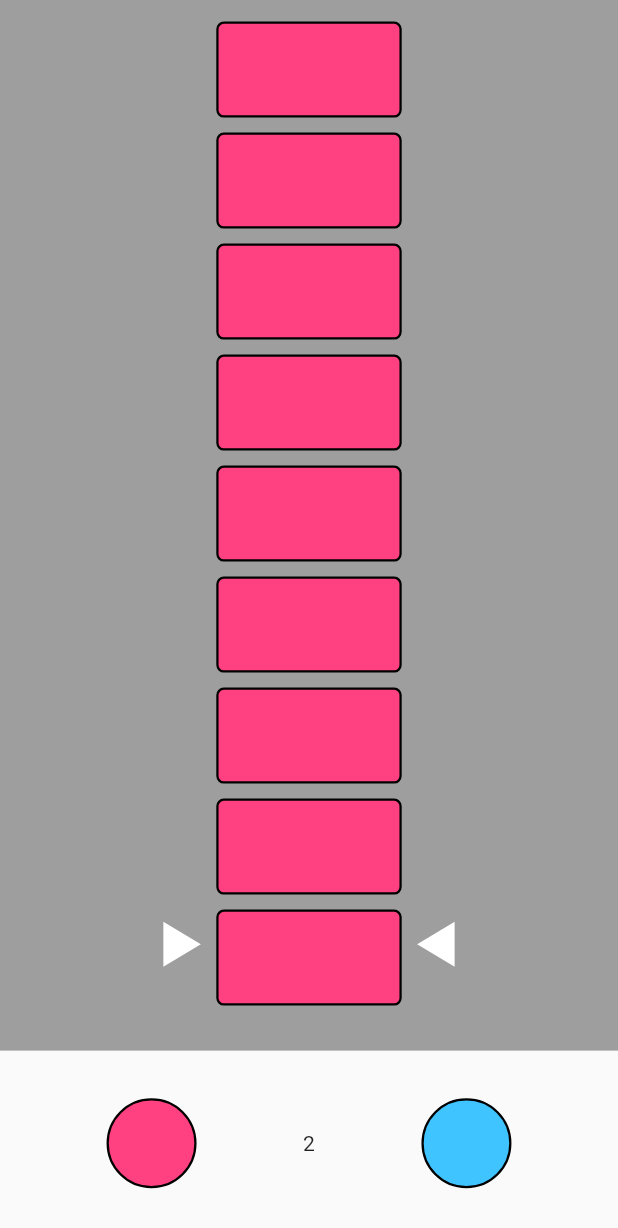
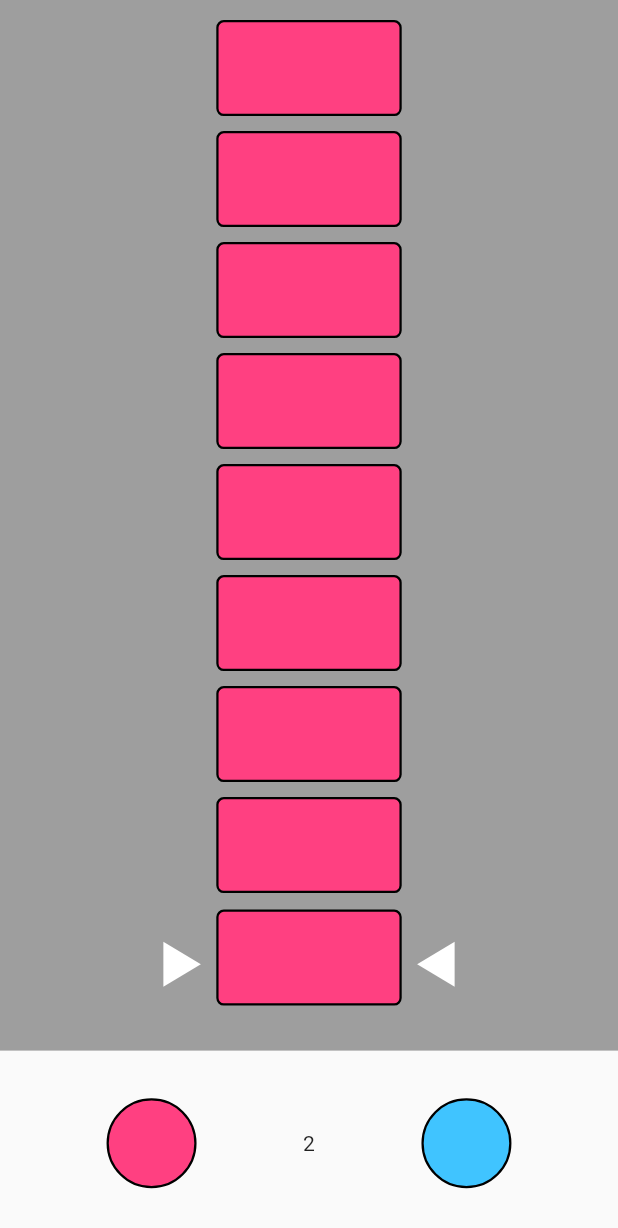
Before and after one commit to PhatipanSuwanich/Tower-Box, a Flutter app: the screen it shows after launch, on a phone screen of 412 x 824 dp. Shown: the top 1228 px of the screen. Run offline on Flutter 3.47's test engine with Material 2 defaults, Android fonts, the phone set to English and light mode, and no system bars; drawn by our look-alikes of oktoast; our stand-ins replace get.

Commit message:
adjust selector

```diff
--- a/lib/screens/selector.dart
+++ b/lib/screens/selector.dart
@@ -1,6 +1,7 @@
 import 'package:flutter/material.dart';
 import 'package:get/get.dart';
 
+import '../constants.dart';
 import 'triangle_shape.dart';
 
 class Selector extends StatelessWidget {
@@ -13,9 +14,13 @@ class Selector extends StatelessWidget {
 
   @override
   Widget build(BuildContext context) {
+    double width = MediaQuery.of(context).orientation == Orientation.portrait
+        ? Get.width
+        : widthGrey;
+
     return Row(
       mainAxisAlignment: MainAxisAlignment.center,
-      crossAxisAlignment: CrossAxisAlignment.start,
+      crossAxisAlignment: CrossAxisAlignment.center,
       children: [
         CustomPaint(
           size: const Size(25, 30),
@@ -26,19 +31,21 @@ class Selector extends StatelessWidget {
           ),
         ),
         MediaQuery.of(context).orientation == Orientation.portrait
-            ? SizedBox(
+            ? Container(
+                margin: const EdgeInsets.only(bottom: 11),
                 width: length == 1 ? Get.width * 0.48 : Get.width * 0.35,
-                height: length == 1 ? Get.height * 0.17 : Get.height * 0.08)
-            : SizedBox(
+                height: length == 1 ? width * 0.44 : 64)
+            : Container(
+                margin: const EdgeInsets.only(bottom: 11),
                 width: length == 1 ? Get.width * 0.3 : Get.width * 0.22,
-                height: length == 1 ? Get.height * 0.29 : Get.height * 0.13),
+                height: length == 1 ? width * 0.44 : 64),
         RotatedBox(
           quarterTurns: 90,
           child: CustomPaint(
             size: const Size(25, 30),
             painter: TrianglePainter(
               strokeColor: Colors.white,
-              strokeWidth: 10,
+              strokeWidth: 1,
               paintingStyle: PaintingStyle.fill,
             ),
           ),
```
